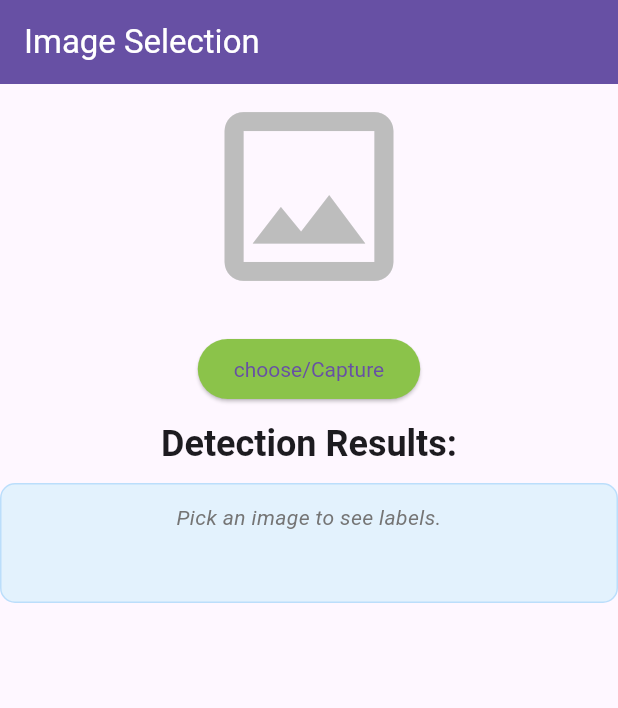
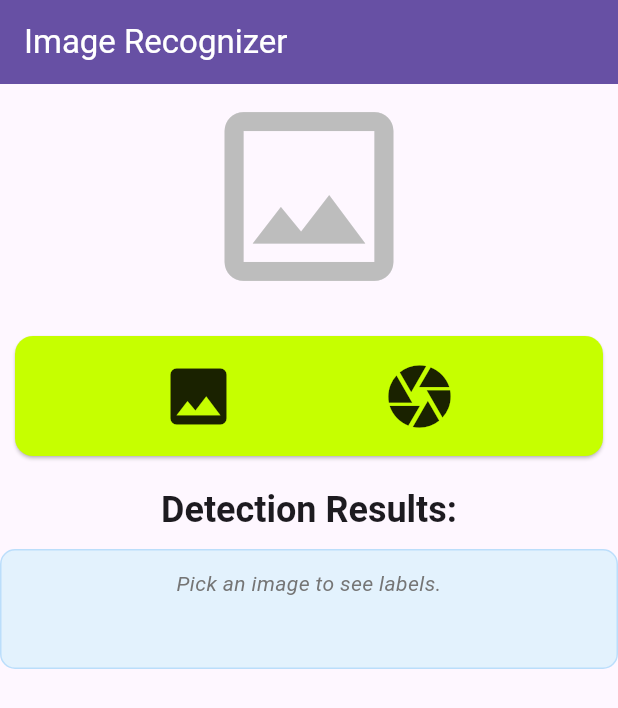
Before and after one commit to Md-LatifurRatul/image-classifier-flutter, a Flutter app: the screen it shows after launch, on a phone screen of 412 x 824 dp. Shown: the top 708 px of the screen. Run offline on Flutter 3.47's test engine with Material 3 defaults, Android fonts, the phone set to English and light mode, and no system bars; our stand-ins replace image_picker; missing offline and left inert: google_mlkit_image_labeling.

Commit message:
improve gui, code extract

```diff
--- a/flutter_ml/lib/screen/flutter_ml_home_screen.dart
+++ b/flutter_ml/lib/screen/flutter_ml_home_screen.dart
@@ -2,6 +2,8 @@ import 'dart:io';
 
 import 'package:flutter/material.dart';
 import 'package:flutter_ml/controller/image_picker_provider.dart';
+import 'package:flutter_ml/widgets/display_image_labels.dart';
+import 'package:flutter_ml/widgets/select_image_card.dart';
 import 'package:google_mlkit_image_labeling/google_mlkit_image_labeling.dart';
 import 'package:provider/provider.dart';
 
@@ -15,9 +17,10 @@ class FlutterMlHomeScreen extends StatelessWidget {
     final imageCallActions = context.read<ImagePickerProvider>();
     final List<ImageLabel> detectedLabels = imageProvider.labels;
     final bool isProcessing = imageProvider.isProcessing;
+    final screenSize = MediaQuery.of(context).size;
     return Scaffold(
       appBar: AppBar(
-        title: const Text("Image Selection"),
+        title: const Text("Image Recognizer"),
         backgroundColor: Theme.of(context).primaryColor,
         foregroundColor: Colors.white,
       ),
@@ -32,9 +35,12 @@ class FlutterMlHomeScreen extends StatelessWidget {
                     size: 150,
                     color: Colors.grey[400],
                   )
-                  : Container(
-                    width: 200,
-                    height: 200,
+                  : Card(
+                    margin: const EdgeInsets.all(13),
+                    color: Colors.grey,
+                    child: Container(
+                      width: screenSize.width,
+                      height: screenSize.height * 0.35,
                       decoration: BoxDecoration(
                         border: Border.all(color: Colors.grey),
                         borderRadius: BorderRadius.circular(10),
@@ -48,16 +54,19 @@ class FlutterMlHomeScreen extends StatelessWidget {
                                 Center(child: Text("Could not load image.")),
                       ),
                     ),
-              const SizedBox(height: 16),
-              ElevatedButton(
-                onPressed: () {
-                  imageCallActions.pickImage();
-                },
-                onLongPress: () {
-                  imageCallActions.captureImage();
-                },
-                child: Text("choose/Capture"),
                   ),
+              const SizedBox(height: 8),
+              SelectImageCard(imageCallActions: imageCallActions),
+              // const SizedBox(height: 16),
+              // ElevatedButton(
+              //   onPressed: () {
+              //     imageCallActions.pickImage();
+              //   },
+              //   onLongPress: () {
+              //     imageCallActions.captureImage();
+              //   },
+              //   child: Text("choose/Capture"),
+              // ),
               const SizedBox(height: 10),
               Text(
                 'Detection Results:',
@@ -69,49 +78,9 @@ class FlutterMlHomeScreen extends StatelessWidget {
               if (isProcessing)
                 const CircularProgressIndicator()
               else
-                Container(
-                  width: double.infinity,
-                  constraints: const BoxConstraints(minHeight: 80),
-                  padding: const EdgeInsets.all(12),
-                  decoration: BoxDecoration(
-                    color: Colors.blue.shade50,
-                    borderRadius: BorderRadius.circular(10),
-                    border: Border.all(color: Colors.blue.shade100),
-                  ),
-                  child:
-                      selectedImage == null
-                          ? Text(
-                            'Pick an image to see labels.',
-                            style: TextStyle(
-                              fontStyle: FontStyle.italic,
-                              color: Colors.grey.shade600,
-                            ),
-                            textAlign: TextAlign.center,
-                          )
-                          : detectedLabels.isEmpty
-                          ? Text(
-                            'No labels detected for this image.',
-                            style: TextStyle(
-                              fontStyle: FontStyle.italic,
-                              color: Colors.grey.shade600,
-                            ),
-                            textAlign: TextAlign.center,
-                          )
-                          : Column(
-                            crossAxisAlignment: CrossAxisAlignment.start,
-                            children:
-                                detectedLabels.map((label) {
-                                  return Padding(
-                                    padding: const EdgeInsets.symmetric(
-                                      vertical: 4.0,
-                                    ),
-                                    child: Text(
-                                      'Label: ${label.label}, Confidence: ${label.confidence.toStringAsFixed(2)}',
-                                      style: const TextStyle(fontSize: 16),
-                                    ),
-                                  );
-                                }).toList(),
-                          ),
+                DisplayImageLabels(
+                  selectedImage: selectedImage,
+                  detectedLabels: detectedLabels,
                 ),
             ],
           ),
--- /dev/null
+++ b/flutter_ml/lib/widgets/display_image_labels.dart
@@ -0,0 +1,61 @@
+import 'dart:io';
+
+import 'package:flutter/material.dart';
+import 'package:google_mlkit_image_labeling/google_mlkit_image_labeling.dart';
+
+class DisplayImageLabels extends StatelessWidget {
+  const DisplayImageLabels({
+    super.key,
+    required this.selectedImage,
+    required this.detectedLabels,
+  });
+
+  final File? selectedImage;
+  final List<ImageLabel> detectedLabels;
+
+  @override
+  Widget build(BuildContext context) {
+    return Container(
+      width: double.infinity,
+      constraints: const BoxConstraints(minHeight: 80),
+      padding: const EdgeInsets.all(12),
+      decoration: BoxDecoration(
+        color: Colors.blue.shade50,
+        borderRadius: BorderRadius.circular(10),
+        border: Border.all(color: Colors.blue.shade100),
+      ),
+      child:
+          selectedImage == null
+              ? Text(
+                'Pick an image to see labels.',
+                style: TextStyle(
+                  fontStyle: FontStyle.italic,
+                  color: Colors.grey.shade600,
+                ),
+                textAlign: TextAlign.center,
+              )
+              : detectedLabels.isEmpty
+              ? Text(
+                'No labels detected for this image.',
+                style: TextStyle(
+                  fontStyle: FontStyle.italic,
+                  color: Colors.grey.shade600,
+                ),
+                textAlign: TextAlign.center,
+              )
+              : Column(
+                crossAxisAlignment: CrossAxisAlignment.start,
+                children:
+                    detectedLabels.map((label) {
+                      return Padding(
+                        padding: const EdgeInsets.symmetric(vertical: 4.0),
+                        child: Text(
+                          'Label: ${label.label}, Confidence: ${label.confidence.toStringAsFixed(2)}',
+                          style: const TextStyle(fontSize: 16),
+                        ),
+                      );
+                    }).toList(),
+              ),
+    );
+  }
+}
--- /dev/null
+++ b/flutter_ml/lib/widgets/select_image_card.dart
@@ -0,0 +1,37 @@
+import 'package:flutter/material.dart';
+import 'package:flutter_ml/controller/image_picker_provider.dart';
+
+class SelectImageCard extends StatelessWidget {
+  const SelectImageCard({super.key, required this.imageCallActions});
+
+  final ImagePickerProvider imageCallActions;
+
+  @override
+  Widget build(BuildContext context) {
+    return Card(
+      margin: const EdgeInsets.all(10),
+      color: Colors.limeAccent.shade400,
+      child: SizedBox(
+        height: 80,
+        child: Row(
+          mainAxisAlignment: MainAxisAlignment.spaceEvenly,
+          children: [
+            InkWell(
+              child: Icon(Icons.image, size: 50),
+              onTap: () {
+                imageCallActions.pickImage();
+              },
+            ),
+
+            InkWell(
+              child: Icon(Icons.camera, size: 50),
+              onTap: () {
+                imageCallActions.captureImage();
+              },
+            ),
+          ],
+        ),
+      ),
+    );
+  }
+}
```
Lines whose indentation alone changed are shown as unchanged.
